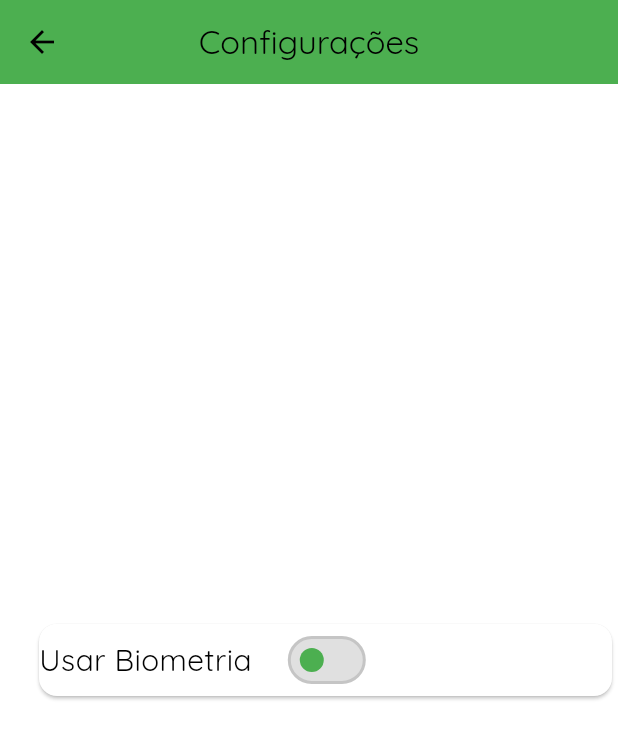
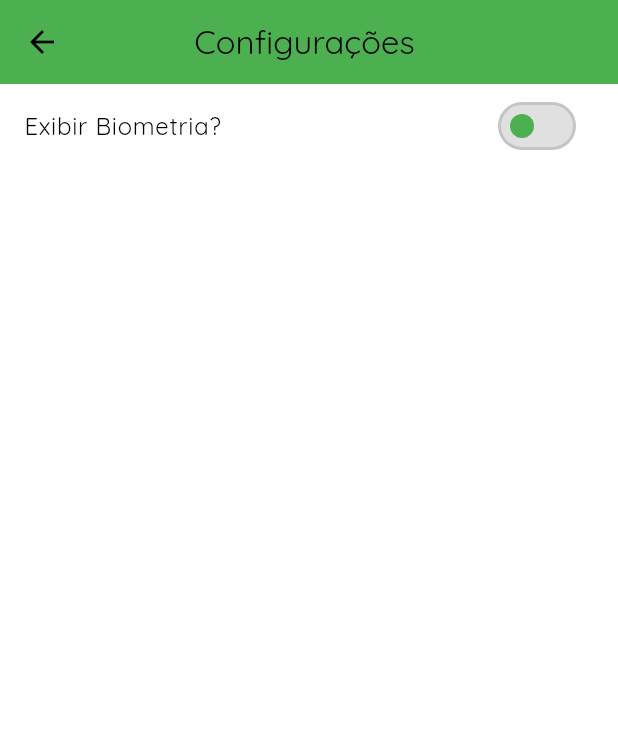
Before and after one commit to Felipealvesnn/vistoria_mobile, a Flutter app: the ConfiguracoesView screen opened by its route, on a phone screen of 412 x 824 dp. Shown: the top 739 px of the screen. Run offline on Flutter 3.47's test engine with Material 3 defaults, Android fonts, the phone set to English and light mode, and no system bars; our stand-ins replace another_flutter_splash_screen, brasil_fields, get, get_storage, hexcolor, image_picker and 5 more; missing offline and left inert: easy_mask, local_auth_android, local_auth_darwin, validatorless; accounts and stored records are empty.

Commit message:
Refatorar a tela de configurações para exibir a opção de usar biometria

```diff
--- a/lib/app/modules/configuracoes/views/configuracoes_view.dart
+++ b/lib/app/modules/configuracoes/views/configuracoes_view.dart
@@ -7,39 +7,50 @@ class ConfiguracoesView extends GetView<ConfiguracoesController> {
 
   @override
     Widget build(BuildContext context) {
-    return Scaffold(
-      appBar: AppBar(
-        title: const Text('Configurações'),
+    bool showAppBar = Get.arguments ?? true;
+
+
+    return SafeArea(
+      child: Scaffold(
+        appBar: showAppBar
+            ? AppBar(
+                title: const Text('Configurações '),
                 centerTitle: true,
-      ),
-      body: Column(
-        mainAxisAlignment: MainAxisAlignment.center,
+              )
+            : null,
+        body: Obx(
+          () => ListView(
             children: [
-          Padding(
-            padding: const EdgeInsets.only(left: 22,),
-            child: Card(
-              child: Row(
-                children: [
-                  const Text(
-                    'Usar Biometria',
-                    style: TextStyle(fontSize: 20),
-                  ),
-                  const SizedBox(width: 20),
-                  Obx(
-                    () => Switch(
+
+              buildListTile(
+                title: "Exibir Biometria?",
                 value: controller.isBiometriaEnabled.value,
-                      onChanged: (bool value) {
-                        controller.isBiometriaEnabled.value = value;
-                        // Adicione aqui a lógica para ativar/desativar biometria
+                onChanged: (value) {
+                  controller.mudarBiometria();
                 },
-                    ),
               ),
             ],
           ),
         ),
       ),
-        ],
+    );
+  }
+
+  Widget buildListTile({
+    required String title,
+    required bool value,
+    required ValueChanged<bool> onChanged,
+  }) {
+    return ListTile(
+      title: Text(title),
+      trailing: Switch(
+        value: value,
+        onChanged: onChanged,
       ),
     );
   }
+
+
+
+
 }
```
Lines whose indentation alone changed are shown as unchanged.
